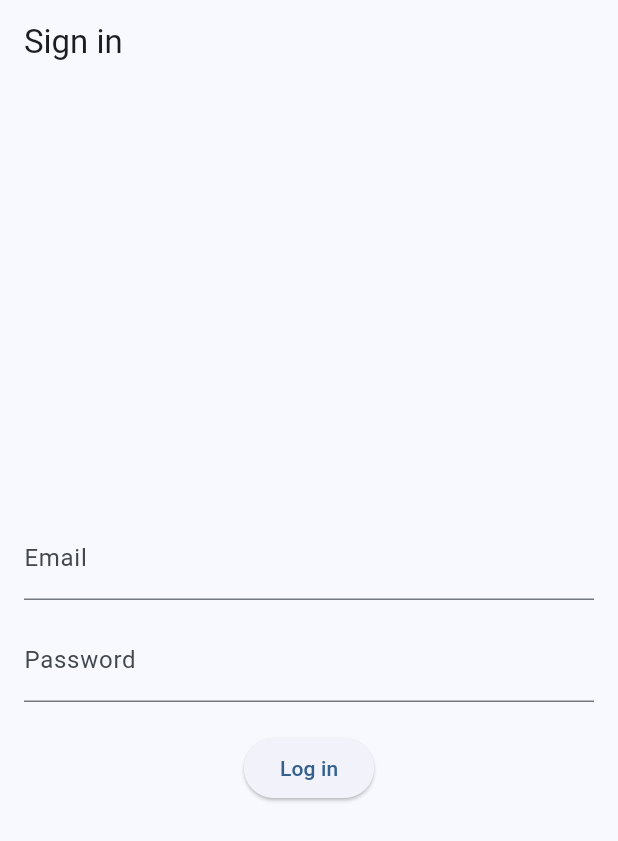
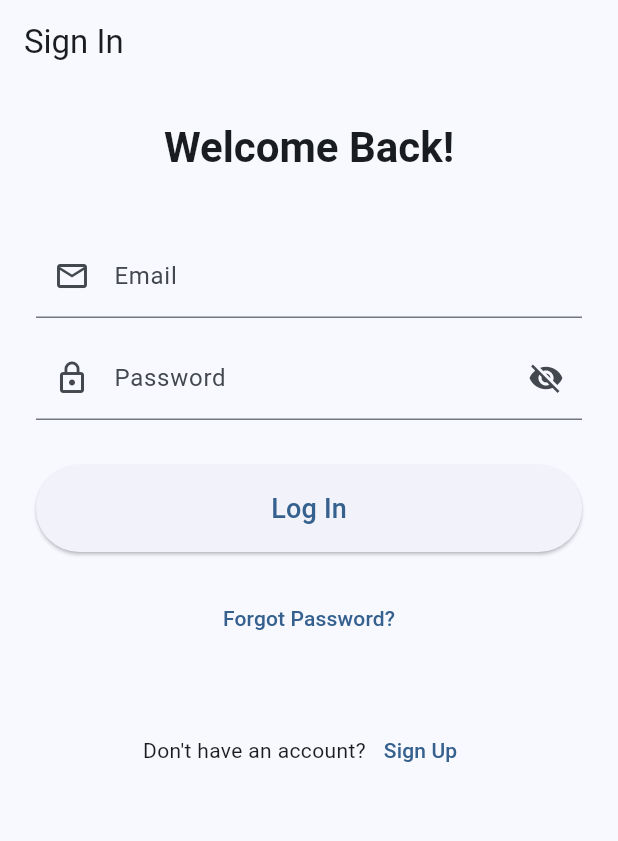
Before and after one commit to katie-allen2004/pathway, a Flutter app: the screen it shows after launch, on a phone screen of 412 x 824 dp. Shown: the top 841 px of the screen. Run offline on Flutter 3.47's test engine with Material 3 defaults, Android fonts, the phone set to English and light mode, and no system bars.

Commit message:
Adding login and signup pages
Taking changes from Byron's features/signup-ui branch and pushing to main

```diff
--- a/pathway/lib/features/auth/presentation/login_screen.dart
+++ b/pathway/lib/features/auth/presentation/login_screen.dart
@@ -1,40 +1,150 @@
 import 'package:flutter/material.dart';
-import '../../home/presentation/pages/home_page.dart';
 import 'package:pathway/core/widgets/app_scaffold.dart';
+import 'signup_screen.dart';
 
-class LoginScreen extends StatelessWidget {
+// Import validators
+import 'package:pathway/core/utils/validators.dart';
+
+// Change to StatefulWidget to manage form state and text input
+class LoginScreen extends StatefulWidget {
   const LoginScreen({super.key});
 
   @override
-	Widget build(BuildContext context) {
-		return Scaffold(
-			appBar: AppBar(title: const Text('Sign in')),
-			body: Center(
-				child: Padding(
-					padding: const EdgeInsets.all(16.0),
-					child: Column(
-						mainAxisSize: MainAxisSize.min,
-						children: [
-							const TextField(
-								decoration: InputDecoration(labelText: 'Email'),
-							),
-							const SizedBox(height: 12),
-							const TextField(
-								decoration: InputDecoration(labelText: 'Password'),
-								obscureText: true,
-							),
-							const SizedBox(height: 20),
-							ElevatedButton(
-								onPressed: () {
+  State<LoginScreen> createState() => _LoginScreenState();
+}
+
+class _LoginScreenState extends State<LoginScreen> {
+  final _formKey = GlobalKey<FormState>();
+  final _emailController = TextEditingController();
+  final _passwordController = TextEditingController();
+
+  bool _isPasswordVisible = false;
+
+  @override
+  void dispose() {
+    _emailController.dispose();
+    _passwordController.dispose();
+    super.dispose();
+  }
+
+  void _submitLoginForm() {
+    if (_formKey.currentState!.validate()) {
+      // Form is valid. Later, this will trigger the Azure AD B2C login flow.
+      print('Attempting Login for: ${_emailController.text}');
+
+      // For now, on successful validation, we navigate to the main app shell.
       Navigator.of(context).pushReplacement(
         MaterialPageRoute(
+          // Assuming PathwayNavShell is accessible globally or needs to be imported correctly.
           builder: (_) => const PathwayNavShell(),
         ),
       );
+    }
+  }
+
+  // Function to navigate to the Signup screen
+  void _navigateToSignup() {
+    Navigator.of(context).push(
+      MaterialPageRoute(
+        // This links to the SignupScreen you just built!
+        builder: (context) => const SignupScreen(),
+      ),
+    );
+  }
+
+  @override
+  Widget build(BuildContext context) {
+    final theme = Theme.of(context);
+
+    return Scaffold(
+      appBar: AppBar(title: const Text('Sign In')),
+      body: SingleChildScrollView( // Use SingleChildScrollView to prevent overflow
+        child: Padding(
+          padding: const EdgeInsets.all(24.0),
+          child: Form(
+            key: _formKey,
+            child: Column(
+              mainAxisAlignment: MainAxisAlignment.center,
+              crossAxisAlignment: CrossAxisAlignment.stretch,
+              children: [
+                // Application Title/Logo
+                Text(
+                  'Welcome Back!',
+                  style: theme.textTheme.headlineMedium?.copyWith(fontWeight: FontWeight.bold),
+                  textAlign: TextAlign.center,
+                ),
+                const SizedBox(height: 40),
+
+                // Email Field
+                TextFormField(
+                  controller: _emailController,
+                  decoration: const InputDecoration(
+                    labelText: 'Email',
+                    prefixIcon: Icon(Icons.email_outlined),
+                  ),
+                  keyboardType: TextInputType.emailAddress,
+                  validator: AppValidators.isValidEmail, // Use your centralized validator
+                ),
+                const SizedBox(height: 12),
+
+                // Password Field
+                TextFormField(
+                  controller: _passwordController,
+                  decoration: InputDecoration(
+                    labelText: 'Password',
+                    prefixIcon: const Icon(Icons.lock_outline),
+                    suffixIcon: IconButton(
+                      icon: Icon(
+                        _isPasswordVisible ? Icons.visibility : Icons.visibility_off,
+                      ),
+                      onPressed: () {
+                        setState(() {
+                          _isPasswordVisible = !_isPasswordVisible;
+                        });
                       },
-								child: const Text('Log in'),
+                    ),
+                  ),
+                  obscureText: !_isPasswordVisible,
+                  validator: AppValidators.isValidPassword, // Use your centralized validator
+                ),
+                const SizedBox(height: 30),
+
+                // Log In Button
+                ElevatedButton(
+                  onPressed: _submitLoginForm,
+                  style: ElevatedButton.styleFrom(
+                    padding: const EdgeInsets.symmetric(vertical: 16),
+                    minimumSize: const Size(double.infinity, 50),
+                  ),
+                  child: const Text('Log In', style: TextStyle(fontSize: 18)),
+                ),
+
+                const SizedBox(height: 20),
+
+                // FORGOT PASSWORD (Optional)
+                TextButton(
+                  onPressed: () {
+                    print('Forgot Password link pressed');
+                    // TODO: Implement navigation for Forgot Password flow
+                  },
+                  child: const Text('Forgot Password?'),
+                ),
+
+                const SizedBox(height: 40),
+
+                // === SIGN UP LINK === (The solution to your problem)
+                Row(
+                  mainAxisAlignment: MainAxisAlignment.center,
+                  children: [
+                    const Text("Don't have an account?"),
+                    TextButton(
+                      onPressed: _navigateToSignup, // Calls the navigation function
+                      child: const Text('Sign Up'),
                     ),
                   ],
+                ),
+              ],
+            ),
           ),
         ),
       ),
--- a/pathway/lib/features/home/presentation/pages/home_page.dart
+++ b/pathway/lib/features/home/presentation/pages/home_page.dart
@@ -30,7 +30,7 @@ class HomePage extends StatelessWidget {
                   crossAxisAlignment: CrossAxisAlignment.start,
                   children: [
                     Text(
-                      'Welcome back, Pathwalker 👋', // Opening text
+                      'Welcome back, User!', // Opening text
                       style: theme.textTheme.headlineSmall?.copyWith(
                         fontWeight: FontWeight.bold,
                       ),
```
Also changed, not shown: pathway/lib/core/utils/validators.dart (+47 -0 lines), pathway/lib/features/auth/presentation/signup_screen.dart (+159 -0 lines). Lines whose indentation alone changed are shown as unchanged.
